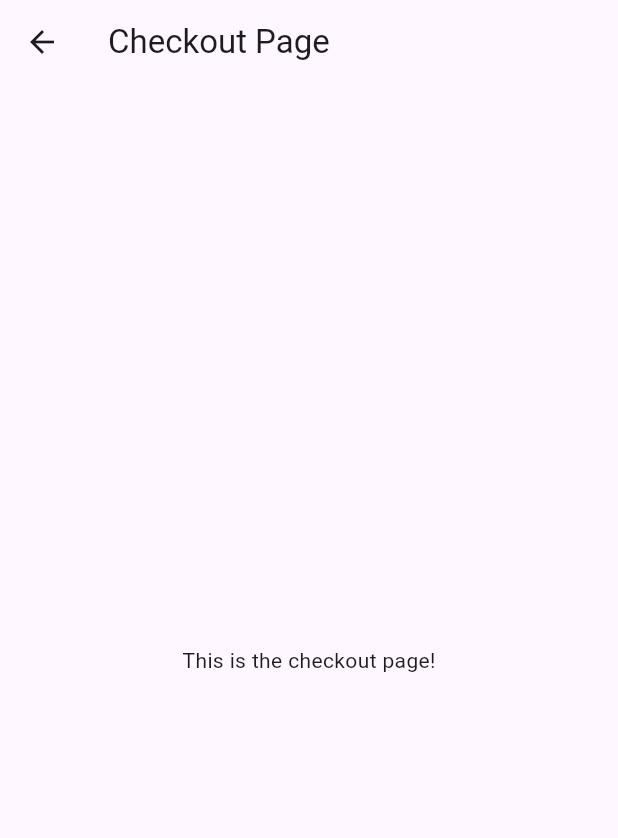
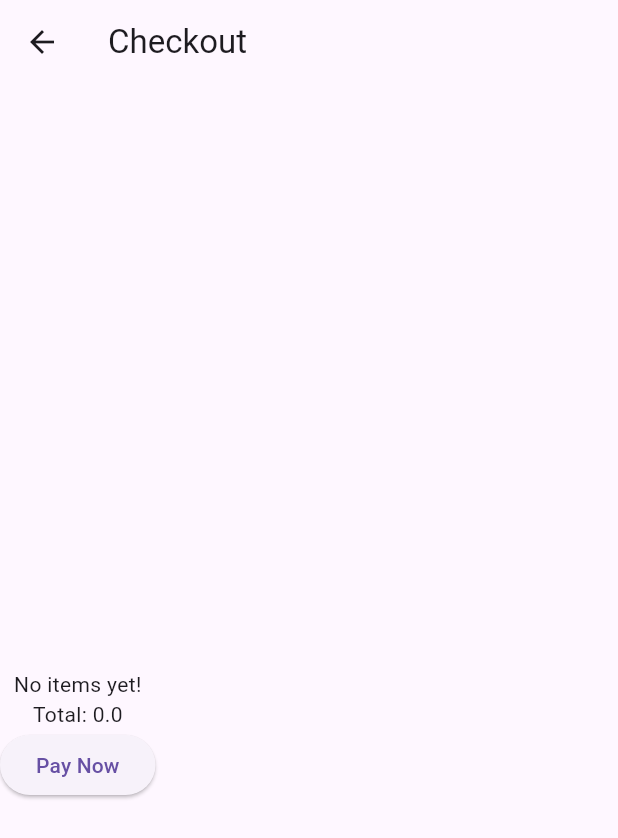
Before and after one commit to joanxrose/exer-6-state-management, a Flutter app: the MyCheckout screen opened directly, on a phone screen of 412 x 824 dp. Shown: the top 838 px of the screen. Run offline on Flutter 3.47's test engine with Material 3 defaults, Android fonts, the phone set to English and light mode, and no system bars.

Commit message:
feat: Add checkout functionality

```diff
--- a/cart_app/lib/screens/myCheckout.dart
+++ b/cart_app/lib/screens/myCheckout.dart
@@ -9,12 +9,62 @@ class MyCheckout extends StatelessWidget {
 
   @override
   Widget build(BuildContext context) {
+    List<Item> products = context.watch<ShoppingCart>().cart;
     return Scaffold(
-        appBar: AppBar(
-          title: Text("Checkout Page"),
-        ),
-        body: const Center(
-          child: Text("This is the checkout page!"),
+        appBar: AppBar(title: const Text("Checkout")),
+        body: Column(
+          mainAxisAlignment: MainAxisAlignment.center,
+          children: [
+            showItems(context),
+            computeCost(),
+            ElevatedButton(
+                onPressed: () {
+                  if (products.isNotEmpty) {
+                    context.read<ShoppingCart>().removeAll();
+                    Navigator.pop(context);
+                    Navigator.pop(context);
+                    ScaffoldMessenger.of(context).showSnackBar(const SnackBar(
+                      content: Text("Payment successful!"),
+                      duration: Duration(seconds: 2, milliseconds: 200),
+                      backgroundColor: Colors.green,
+                    ));
+                  } else {
+                    ScaffoldMessenger.of(context).showSnackBar(const SnackBar(
+                      content: Text("No items in the cart!"),
+                      duration: Duration(seconds: 1, milliseconds: 100),
+                      backgroundColor: Colors.red,
+                    ));
+                  }
+                },
+                child: const Text("Pay Now"))
+          ],
         ));
   }
+
+  Widget showItems(BuildContext context) {
+    List<Item> products = context.watch<ShoppingCart>().cart;
+    return products.isEmpty
+        ? const Padding(
+            padding: EdgeInsets.only(top: 100),
+            child: Text("No items yet!"),
+          )
+        : Expanded(
+            child: Column(
+            children: [
+              Flexible(
+                  child: ListView.builder(
+                itemCount: products.length,
+                itemBuilder: (BuildContext context, int index) {
+                  return Row(
+                    mainAxisAlignment: MainAxisAlignment.spaceBetween,
+                    children: [
+                      Text(products[index].name),
+                      Text(products[index].price.toString())
+                    ],
+                  );
+                },
+              )),
+            ],
+          ));
+  }
 }
```
